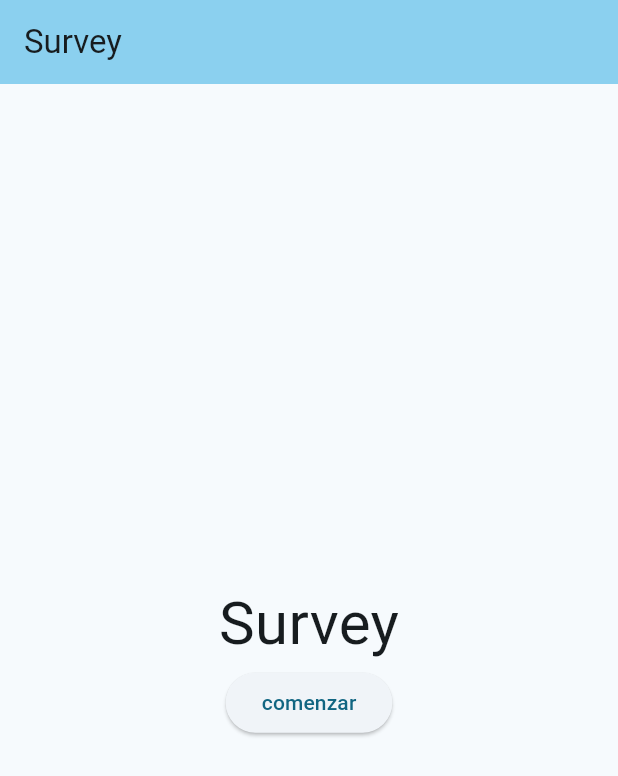
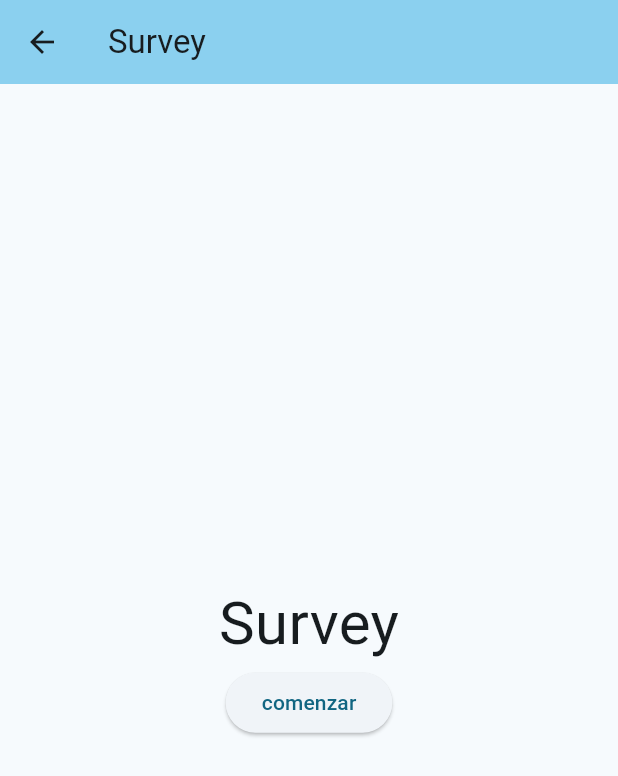
Before and after one commit to Sadrach34/Encuestas, a Flutter app: the screen it shows after launch, after a tap on the "add" icon, on a phone screen of 412 x 824 dp. Shown: the top 776 px of the screen. Run offline on Flutter 3.47's test engine with Material 3 defaults, Android fonts, the phone set to English and light mode, and no system bars.

Commit message:
Se agrego el cambio de pagina y un boton para regresarme 1 espacio en la navegacion lineal

```diff
--- a/lib/home.dart
+++ b/lib/home.dart
@@ -24,9 +24,9 @@ class _HomePageState extends State<HomePage> {
     _pages = <Widget>[
       DashboardPage(),
       SurveyPage(onPageChanged: _pageChanged),
-      QuestionsAPage(),
-      QuestionsBPage(),
-      SummaryPage(),
+      QuestionsAPage(onPageChanged: _pageChanged),
+      QuestionsBPage(onPageChanged: _pageChanged),
+      SummaryPage(onPageChanged: _pageChanged),
     ];
   }
 
@@ -48,16 +48,25 @@ class _HomePageState extends State<HomePage> {
   Widget build(BuildContext context) {
     return Scaffold(
       appBar: AppBar(
+        leading: _selectIndex != 0
+            ? IconButton(
+                onPressed: () {
+                  _pageChanged(_selectIndex - 1);
+                },
+                icon: Icon(Icons.arrow_back),
+              )
+            : null,
         backgroundColor: Theme.of(context).colorScheme.inversePrimary,
         title: Text(_titles.elementAt(_selectIndex)),
       ),
       body: _pages.elementAt(_selectIndex),
       floatingActionButton: _selectIndex == 0
-      ? FloatingActionButton(
-        onPressed: () => _pageChanged(1),
-        tooltip: 'Increment',
-        child: const Icon(Icons.add),
-      ): null,
+          ? FloatingActionButton(
+              onPressed: () => _pageChanged(1),
+              tooltip: 'Increment',
+              child: const Icon(Icons.add),
+            )
+          : null,
     );
   }
 }
```
Also changed, not shown: lib/questionsa.dart (+6 -1 lines), lib/questionsb.dart (+6 -1 lines), lib/summary.dart (+6 -1 lines).
